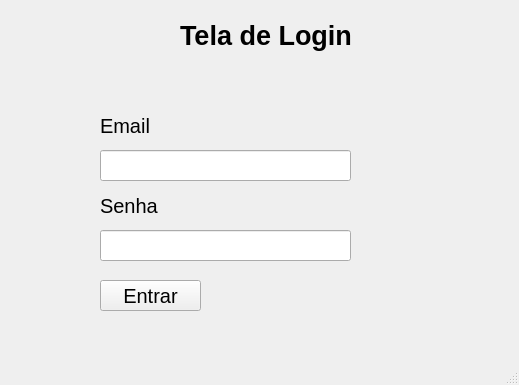
Above: view/TelaLogin.ui from RafaSport/projetoAcademia before the change. Below: the same form after it.
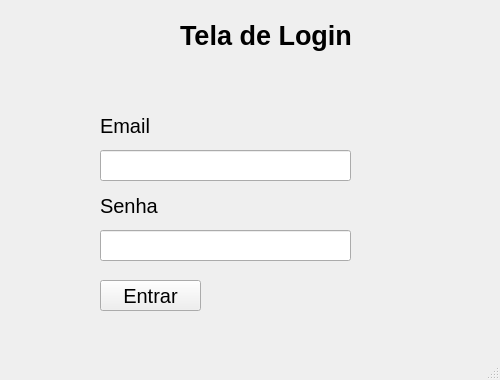
That is the form after the change.

Patch:
```diff
--- a/view/TelaLogin.ui
+++ b/view/TelaLogin.ui
@@ -6,10 +6,28 @@
    <rect>
     <x>0</x>
     <y>0</y>
-    <width>519</width>
-    <height>385</height>
+    <width>500</width>
+    <height>380</height>
    </rect>
   </property>
+  <property name="sizePolicy">
+   <sizepolicy hsizetype="Fixed" vsizetype="Fixed">
+    <horstretch>0</horstretch>
+    <verstretch>0</verstretch>
+   </sizepolicy>
+  </property>
+  <property name="minimumSize">
+   <size>
+    <width>500</width>
+    <height>380</height>
+   </size>
+  </property>
+  <property name="maximumSize">
+   <size>
+    <width>500</width>
+    <height>380</height>
+   </size>
+  </property>
   <property name="windowTitle">
    <string>TelaLogin</string>
   </property>
```
Left out of the diff: 2 changed lines with no effect on the pictures.
